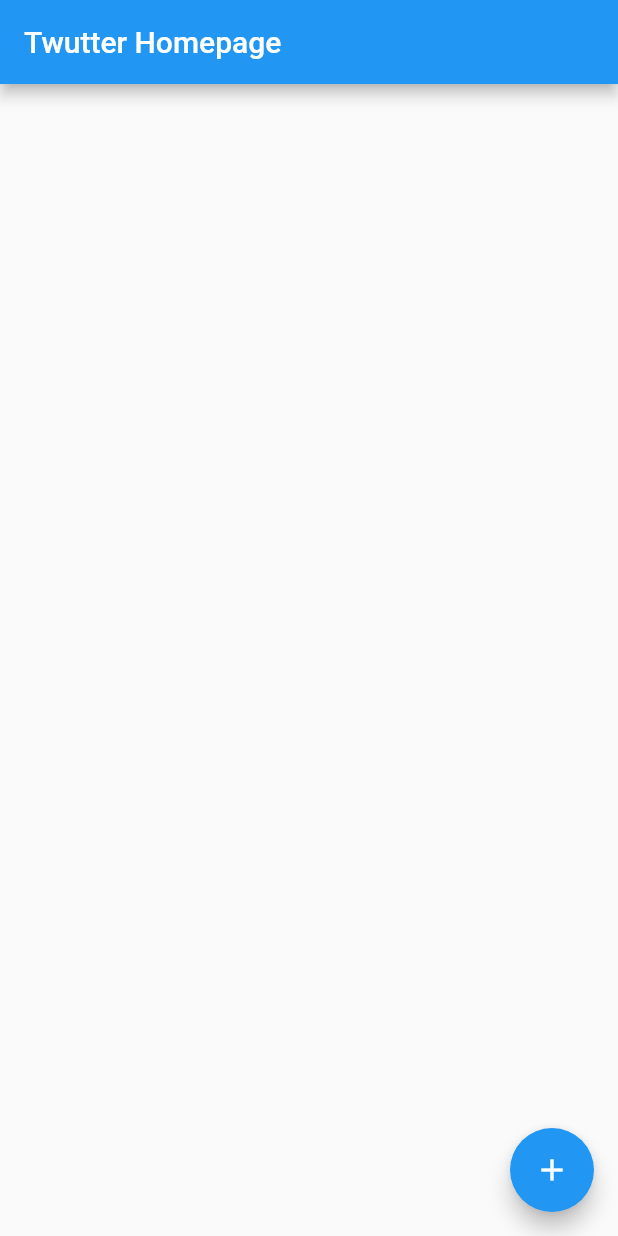
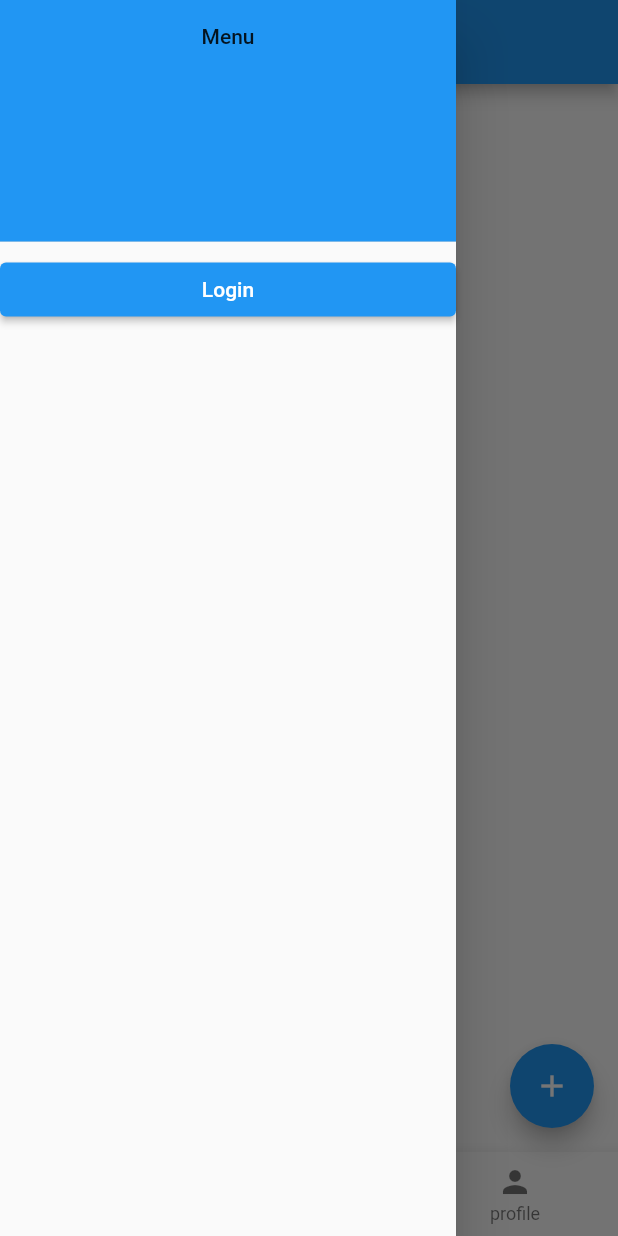
Before and after one commit to DuaneJaspers/Twutter, a Flutter app: the screen it shows once a user with an empty profile is signed in, with the side drawer open (before the commit the screen has no drawer), on a phone screen of 412 x 824 dp. Run offline on Flutter 3.47's test engine with Material 2 defaults, Android fonts, the phone set to English and light mode, and no system bars; our stand-ins replace cloud_firestore, firebase_auth, firebase_core; accounts and stored records are empty.

Commit message:
Added drawer & bottom nav bar

```diff
--- a/lib/API.dart
+++ b/lib/API.dart
@@ -21,7 +21,7 @@ Future<void> addPost(Post post) {
         'tags': post.tags,
         'likes': post.likes,
         'date': post.date,
-        'user': post.user,
+        'uid': post.uid,
       })
       .then((value) => print("post added"))
       .catchError((error) => print("Failed to add user: $error"));
--- a/lib/models/post.dart
+++ b/lib/models/post.dart
@@ -5,28 +5,29 @@ class Post {
   final String content;
   final List<String> tags;
   final DocumentReference reference;
-  final List likes;
-  final DateTime date;
-  final User user;
+  final List<String> likes;
+  final Timestamp date;
+  final String uid;
 
-  Post(String postContent, List<String> postTags, User postUser,
+  Post(String postContent, List<String> postTags, String postUid,
       {this.reference})
       : assert(postContent != null),
         content = postContent,
-        likes = null,
-        date = DateTime.now(),
+        likes = [],
+        date = Timestamp.now(),
         tags = postTags,
-        user = postUser;
+        uid = postUid;
+  // user = postUser;
 
   Post.fromMap(Map<dynamic, dynamic> map, {this.reference})
       : assert(map['content'] != null),
         content = map['content'],
-        date = DateTime(map['date']),
-        likes = map['likes'],
-        tags = map['tags'].toString().isEmpty
-            ? List<String>.from(map['tags'])
-            : null,
-        user = null;
+        date = map['date'],
+        likes = List<String>.from(map['likes']),
+        tags = List<String>.from(map['tags']),
+        uid = map['uid'];
+
+  // user = null;
 
   Post.fromSnapshot(DocumentSnapshot snapshot)
       : this.fromMap(snapshot.data(), reference: snapshot.reference);
--- a/lib/views/homepage.dart
+++ b/lib/views/homepage.dart
@@ -3,6 +3,8 @@ import 'package:firebase_auth/firebase_auth.dart';
 import 'package:flutter/material.dart';
 import 'package:twutter/API.dart';
 import 'package:twutter/models/post.dart';
+import 'package:twutter/widgets/buttons/login_button.dart';
+import 'package:twutter/widgets/buttons/new_post_fab.dart';
 
 class HomePage extends StatefulWidget {
   HomePage({Key key, this.title}) : super(key: key);
@@ -15,8 +17,35 @@ class HomePage extends StatefulWidget {
 
 class _HomePageState extends State<HomePage> {
   User _user;
-  void _pushPost() {
-    Navigator.pushNamed(context, '/register');
+  int _selectedIndex = 0;
+
+  Widget _changeTab(context, index) {
+    switch (index) {
+      case 0:
+        return _buildBody(context);
+        break;
+      case 1:
+        return _buildFollowing(context);
+        break;
+      case 2:
+        return _buildBody(context);
+        break;
+      default:
+        return _buildBody(context);
+    }
+  }
+
+  static const List<Widget> _tabOptions = <Widget>[
+    Text('page 1'),
+    Text('page 2'),
+    Text('page 3'),
+  ];
+
+  void _onItemTapped(int index) {
+    print(index);
+    setState(() {
+      _selectedIndex = index;
+    });
   }
 
   @override
@@ -27,15 +56,34 @@ class _HomePageState extends State<HomePage> {
       });
     });
     return Scaffold(
+      drawer: Drawer(
+        child: ListView(padding: EdgeInsets.zero, children: <Widget>[
+          DrawerHeader(
+            child: Text(
+              'Menu',
+              textAlign: TextAlign.center,
+            ),
+            decoration: BoxDecoration(color: Colors.blue),
+          ),
+          LoginButton(),
+        ]),
+      ),
       appBar: AppBar(
         title: Text(widget.title + ' ' + _user.email),
+        actions: [],
       ),
-      body: _buildBody(context),
-      floatingActionButton: FloatingActionButton(
-        onPressed: _pushPost,
-        tooltip: 'new Post',
-        child: Icon(Icons.add),
-      ),
+      body: _changeTab(context, _selectedIndex),
+      floatingActionButton: NewPostFAB(),
+      bottomNavigationBar: BottomNavigationBar(
+          items: const <BottomNavigationBarItem>[
+            BottomNavigationBarItem(icon: Icon(Icons.home), label: 'home'),
+            BottomNavigationBarItem(
+                icon: Icon(Icons.people), label: 'following'),
+            BottomNavigationBarItem(icon: Icon(Icons.person), label: 'profile'),
+          ],
+          currentIndex: _selectedIndex,
+          selectedItemColor: Colors.amber[800],
+          onTap: _onItemTapped),
     );
   }
 
@@ -67,8 +115,13 @@ class _HomePageState extends State<HomePage> {
         ),
         child: ListTile(
           title: Text(post.content),
+          subtitle: Text(post.date.toDate().toString()),
         ),
       ),
     );
   }
+
+  Widget _buildFollowing(BuildContext context) {
+    return (Text('following page'));
+  }
 }
--- a/lib/views/newpost.dart
+++ b/lib/views/newpost.dart
@@ -28,9 +28,9 @@ class _PostPageState extends State<PostPage> {
   void _savePost() {
     List<String> tags = extractTags(postContent);
     print(user);
-    Post post = Post(postContent, tags, user);
+    Post post = Post(postContent, tags, user.uid);
     addPost(post);
-    Navigator.pop(context);
+    Navigator.pop(context, 'new twuut made!');
   }
 
   @override
--- /dev/null
+++ b/lib/widgets/buttons/login_button.dart
@@ -0,0 +1,20 @@
+import 'package:flutter/material.dart';
+
+class LoginButton extends StatelessWidget {
+  @override
+  Widget build(BuildContext context) {
+    return ElevatedButton(
+      onPressed: () {
+        _navigateThenDisplayMessage(context);
+      },
+      child: Text('Login'),
+    );
+  }
+
+  void _navigateThenDisplayMessage(BuildContext context) async {
+    final result = await Navigator.pushNamed(context, '/login');
+    Scaffold.of(context)
+      ..removeCurrentSnackBar()
+      ..showSnackBar(SnackBar(content: Text("$result")));
+  }
+}
--- /dev/null
+++ b/lib/widgets/buttons/new_post_fab.dart
@@ -0,0 +1,23 @@
+import 'package:flutter/material.dart';
+
+class NewPostFAB extends StatelessWidget {
+  @override
+  Widget build(BuildContext context) {
+    return FloatingActionButton(
+      onPressed: () {
+        _pushPostThenDisplayMessage(context);
+      },
+      tooltip: 'new Post',
+      child: Icon(Icons.add),
+    );
+  }
+
+  void _pushPostThenDisplayMessage(context) async {
+    final result = await Navigator.pushNamed(context, '/post');
+    if (result != null) {
+      Scaffold.of(context)
+        ..removeCurrentSnackBar()
+        ..showSnackBar(SnackBar(content: Text("$result")));
+    }
+  }
+}
```
Also changed, not shown: lib/views/login.dart (+14 -27 lines), lib/views/register.dart (+10 -39 lines).
